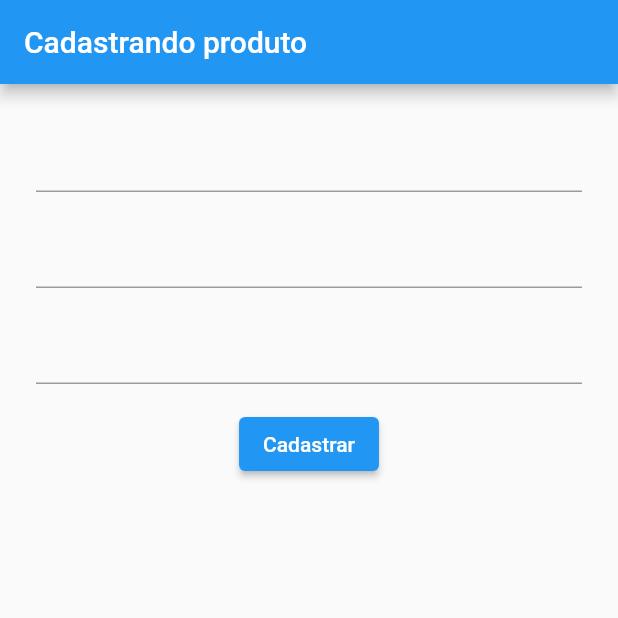
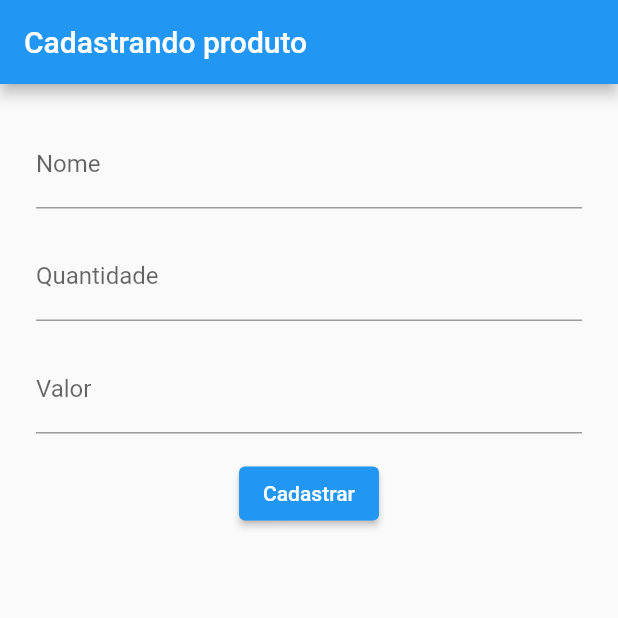
Before and after one commit to CaioLuppo/ProdStorage, a Flutter app: the screen it shows after launch, on a phone screen of 412 x 824 dp, the top half of it. Run offline on Flutter 3.47's test engine with Material 2 defaults, Android fonts, the phone set to English and light mode, and no system bars.

Commit message:
Adicionando label e tipo de teclado nos inputs

```diff
--- a/lib/main.dart
+++ b/lib/main.dart
@@ -26,6 +26,7 @@ class Formulario extends StatelessWidget {
             // Inputs
             TextField(
                 controller: _controladorNome,
+                decoration: const InputDecoration( labelText: "Nome"),
               ),
 
             Padding(
@@ -33,6 +34,8 @@ class Formulario extends StatelessWidget {
               child: // Texto
               TextField(
                 controller: _controladorQuantidade,
+                decoration: const InputDecoration( labelText: "Quantidade"),
+                keyboardType: TextInputType.number,
               ),
             ),
 
@@ -41,6 +44,8 @@ class Formulario extends StatelessWidget {
               child: // Texto
               TextField(
                 controller: _controladorValor,
+                decoration: const InputDecoration( labelText: "Valor" ),
+                keyboardType: TextInputType.number,
               ),
             ),
 
```
